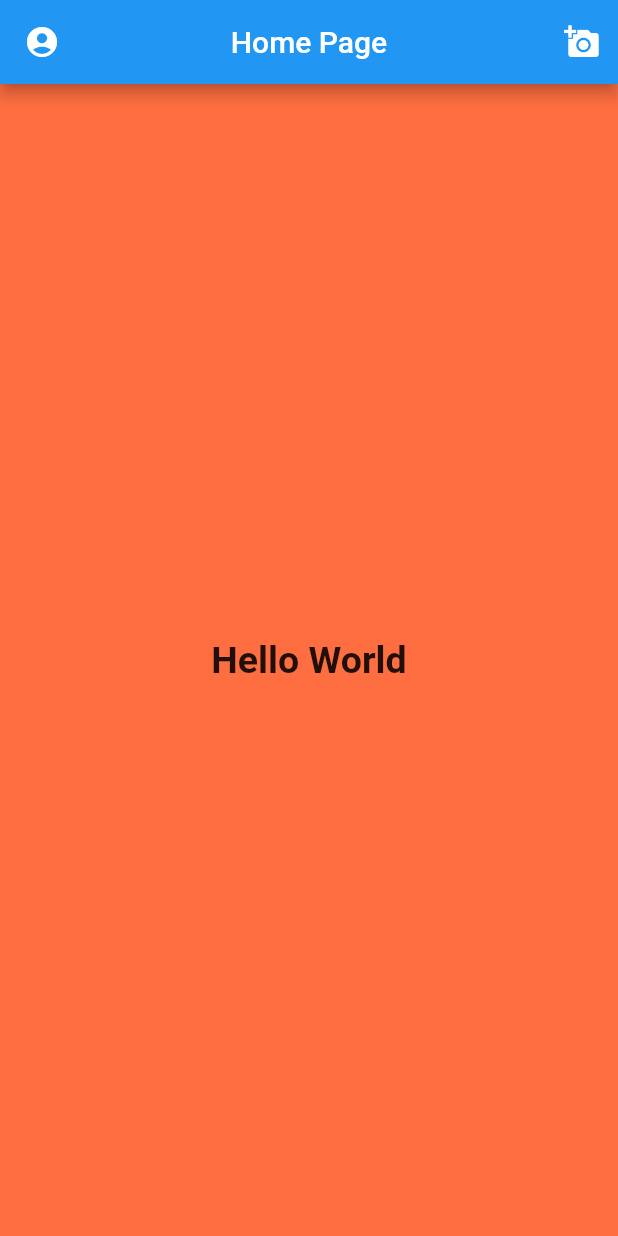
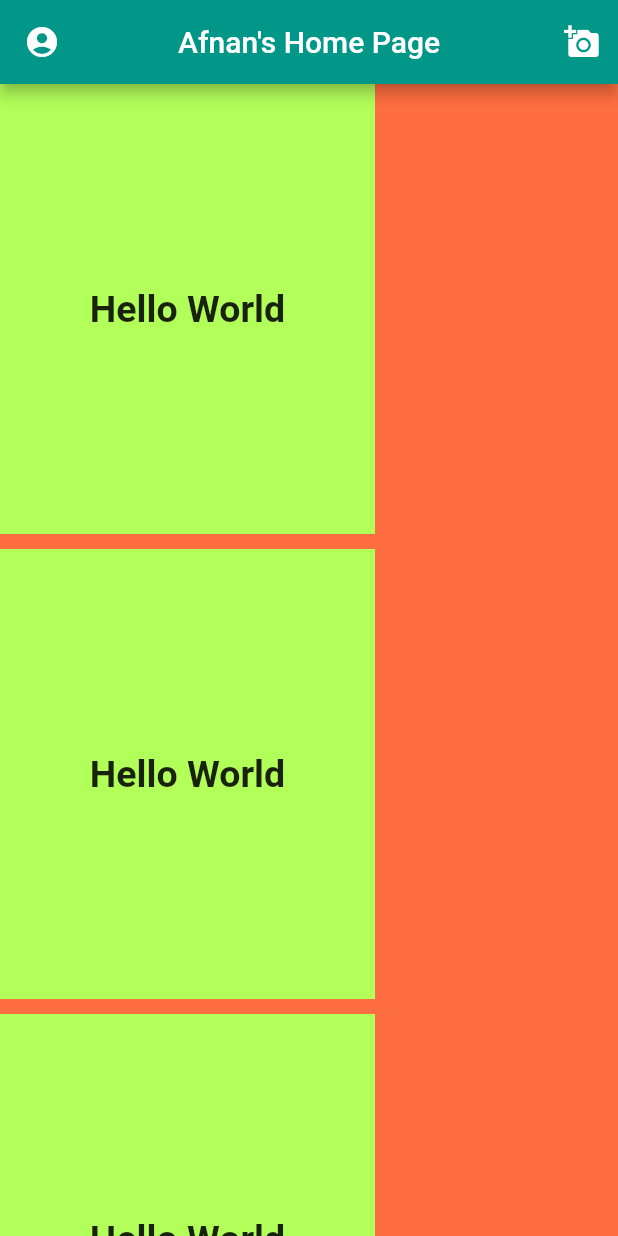
Before and after one commit to afnan2013/Flutter-App-Projects, a Flutter app: the screen it shows after launch, on a phone screen of 412 x 824 dp. Run offline on Flutter 3.47's test engine with Material 2 defaults, Android fonts, the phone set to English and light mode, and no system bars.

Commit message:
Adding theme, row, columns, container with SingleChildScrollView

```diff
--- a/lib/main.dart
+++ b/lib/main.dart
@@ -10,18 +10,52 @@ class MyApp extends StatelessWidget {
     // TODO: implement build
     return MaterialApp(
       debugShowCheckedModeBanner: false,
+      theme: ThemeData(
+        primarySwatch: Colors.teal,
+        visualDensity: VisualDensity.adaptivePlatformDensity,
+      ),
       home: SafeArea(
         child: Scaffold(
           appBar: AppBar(
-            title: Text("Home Page"),
+            title: Text("Afnan's Home Page"),
             centerTitle: true,
             leading: Icon(Icons.account_circle),
             actions: <Widget>[
               IconButton(icon: Icon(Icons.add_a_photo), onPressed: () {}),
             ],
           ),
-          body: Center(
-              child: Text("Hello World", style: TextStyle(fontSize: 25, fontWeight: FontWeight.bold),),
+          body: SingleChildScrollView(
+            scrollDirection: Axis.vertical,
+            child: Column(
+              children: [
+                Container(
+                  height: 300,
+                  width: 250,
+                  color: Colors.lightGreenAccent,
+                  child: Center(
+                      child: Text("Hello World", style: TextStyle(fontSize: 25, fontWeight: FontWeight.bold),),
+                  ),
+                ),
+                SizedBox(height: 10,),
+                Container(
+                  height: 300,
+                  width: 250,
+                  color: Colors.lightGreenAccent,
+                  child: Center(
+                    child: Text("Hello World", style: TextStyle(fontSize: 25, fontWeight: FontWeight.bold),),
+                  ),
+                ),
+                SizedBox(height: 10,),
+                Container(
+                  height: 300,
+                  width: 250,
+                  color: Colors.lightGreenAccent,
+                  child: Center(
+                    child: Text("Hello World", style: TextStyle(fontSize: 25, fontWeight: FontWeight.bold),),
+                  ),
+                ),
+              ],
+            ),
           ),
           backgroundColor: Colors.deepOrangeAccent,
         ),
```
